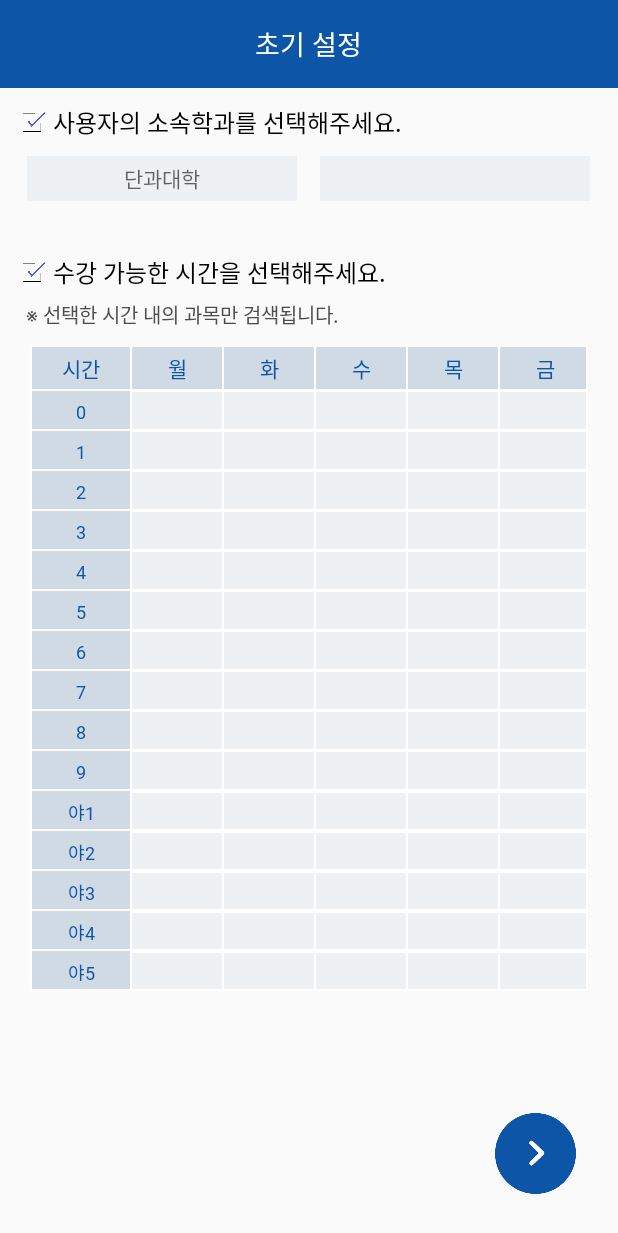
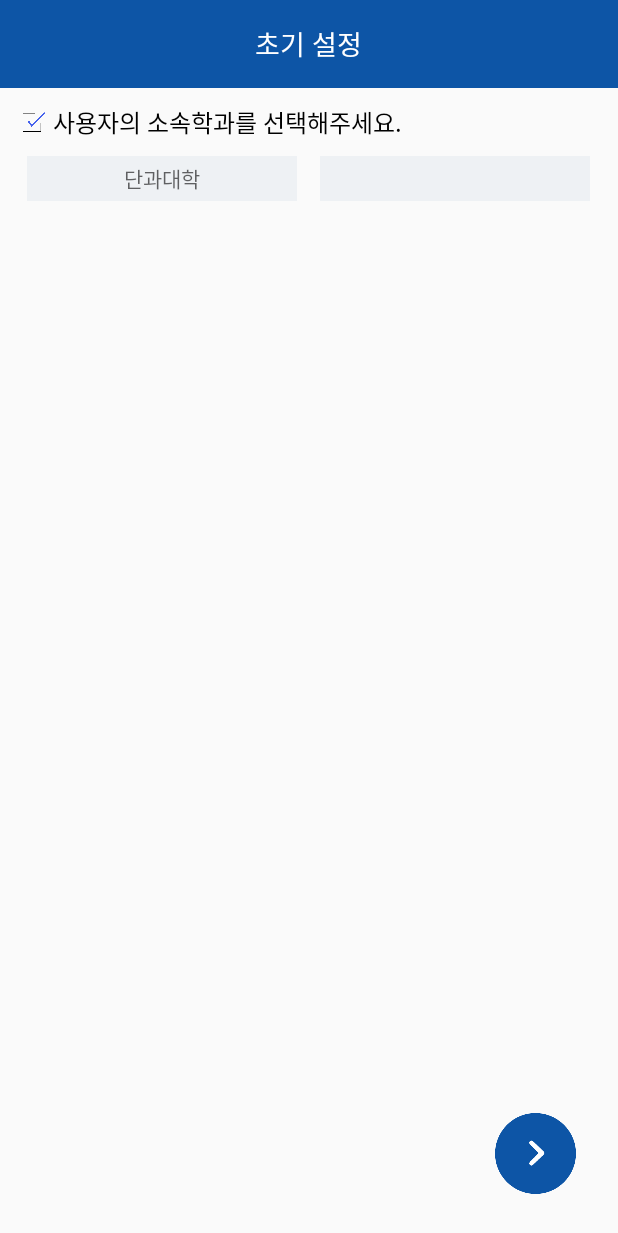
Before and after one commit to Pyeonbok/capstone-design, an Android app: the screen it shows after launch (SettingActivity), on a phone screen of 412 x 824 dp. Shown: the top 1233 px of the screen. Run offline under Robolectric (Android 15) with nearby library versions, the phone set to English and light mode, and no system bars.

Commit message:
시간표 삭제

```diff
--- a/Gaegang/Gaegang/app/src/main/res/layout/activity_setting.xml
+++ b/Gaegang/Gaegang/app/src/main/res/layout/activity_setting.xml
@@ -115,7 +115,7 @@
         app:layout_constraintStart_toStartOf="parent"
         app:layout_constraintTop_toBottomOf="@+id/layout_select1">
 
-        <LinearLayout
+        <!--LinearLayout
             android:id="@+id/layout_select_2_1"
             android:layout_width="match_parent"
             android:layout_height="wrap_content"
@@ -1236,7 +1236,8 @@
             </TableRow>
 
 
-        </TableLayout>
+        </TableLayout-->
+
     </LinearLayout>
 
     <LinearLayout
```
